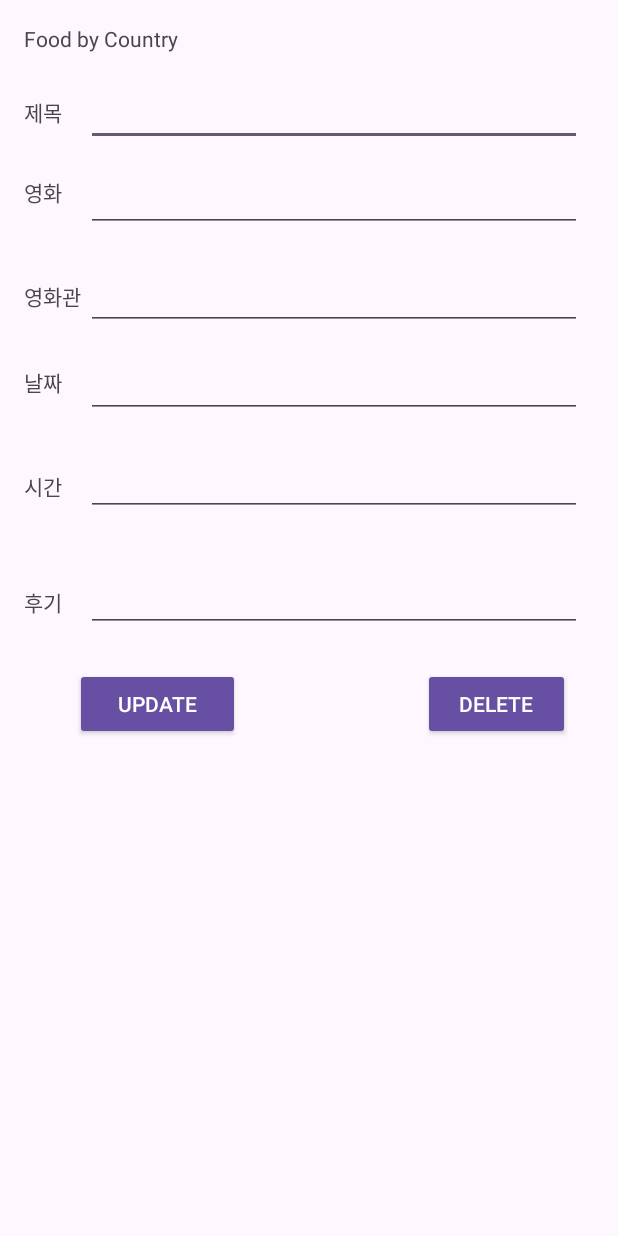
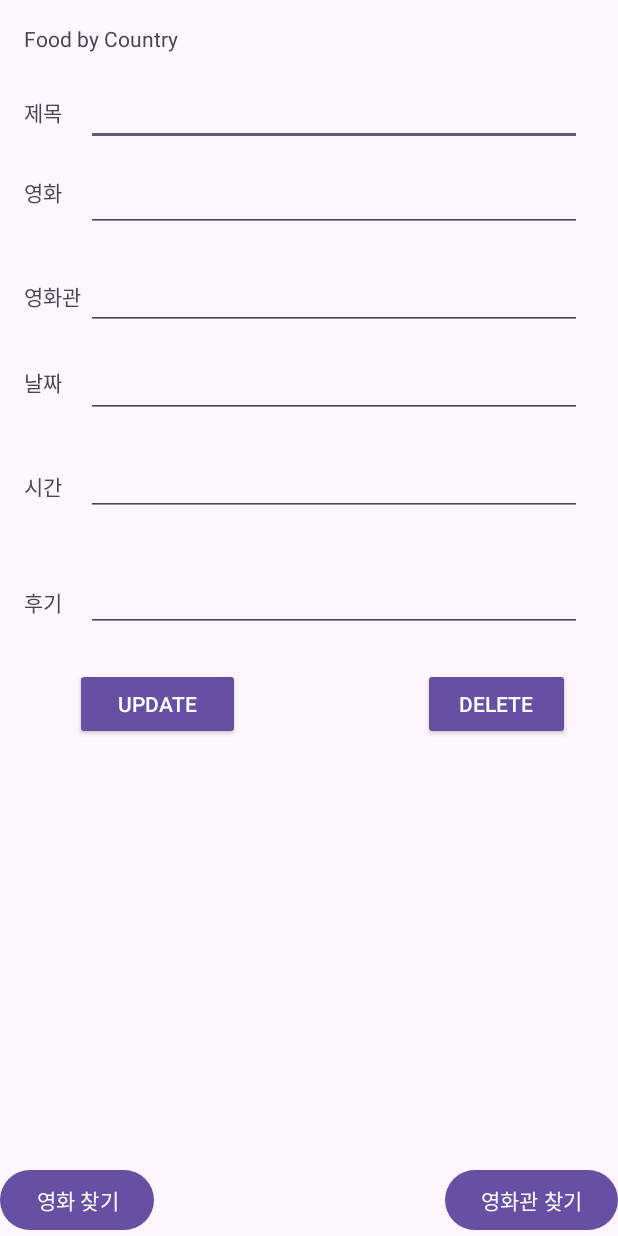
Before and after one commit to dokyung-kang/MovieLog, an Android app: the layout activity_update.xml on its own in the app's theme, with its tools: preview values and no code run, on a phone screen of 412 x 824 dp. Run offline under Robolectric (Android 15) with nearby library versions, the phone set to English and light mode, and no system bars.

Commit message:
update: 기존 다이어리 수정

```diff
--- a/app/src/main/res/layout/activity_update.xml
+++ b/app/src/main/res/layout/activity_update.xml
@@ -181,4 +181,20 @@
         app:layout_constraintStart_toStartOf="parent"
         app:layout_constraintTop_toTopOf="parent" />
 
+    <Button
+        android:id="@+id/findMNmU"
+        android:layout_width="wrap_content"
+        android:layout_height="wrap_content"
+        android:text="영화 찾기"
+        app:layout_constraintBottom_toBottomOf="parent"
+        app:layout_constraintStart_toStartOf="parent" />
+
+    <Button
+        android:id="@+id/findCiU"
+        android:layout_width="wrap_content"
+        android:layout_height="wrap_content"
+        android:text="영화관 찾기"
+        app:layout_constraintBottom_toBottomOf="parent"
+        app:layout_constraintEnd_toEndOf="parent" />
+
 </androidx.constraintlayout.widget.ConstraintLayout>
```
Also changed, not shown: app/src/main/java/ddwu/com/mobile/movieapp/MapActivity.kt (+11 -0 lines), app/src/main/java/ddwu/com/mobile/movieapp/MovieActivity.kt (+11 -0 lines), app/src/main/java/ddwu/com/mobile/movieapp/SearchActivity.kt (+9 -0 lines), app/src/main/java/ddwu/com/mobile/movieapp/UpdateActivity.kt (+23 -0 lines).
